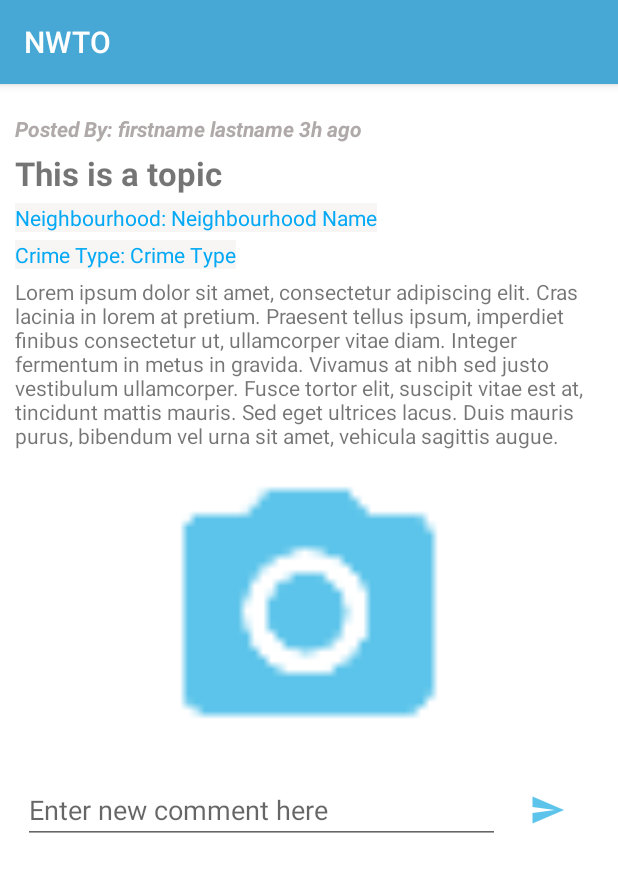
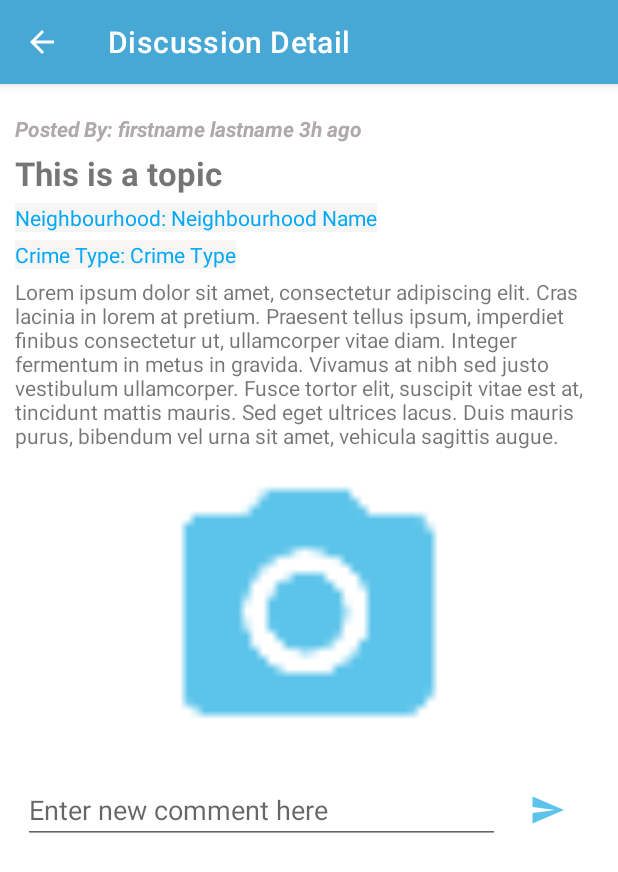
Before and after one commit to heatherwang39/NWTO, an Android app: the DiscussionDetailActivity screen opened directly, with no data from a screen before it, on a phone screen of 412 x 824 dp. Shown: the top 872 px of the screen. Run offline under Robolectric (Android 15) with nearby library versions, the phone set to English and light mode, and no system bars; our stand-ins replace Firebase (no records; nobody signed in at launch, a user with empty details on screens opened directly), Picasso; pictures from the network do not load.

Commit message:
Add Discussion Detail Activity.

```diff
--- a/app/src/main/AndroidManifest.xml
+++ b/app/src/main/AndroidManifest.xml
@@ -17,7 +17,9 @@
         android:roundIcon="@mipmap/ic_launcher_round"
         android:supportsRtl="true"
         android:theme="@style/AppTheme">
-        <activity android:name=".DiscussionDetailActivity"></activity>
+        <activity android:name=".DiscussionDetailActivity"
+            android:label="Discussion Detail"
+            android:parentActivityName=".DiscussionActivity"/>
         <activity
             android:name=".DiscussionActivity"
             android:label="Discussion Board"
--- a/app/src/main/java/com/example/nwto/DiscussionActivity.java
+++ b/app/src/main/java/com/example/nwto/DiscussionActivity.java
@@ -50,7 +50,7 @@ public class DiscussionActivity extends AppCompatActivity {
 
         // Display the neighbourhood page when first open the discussion page
         getSupportFragmentManager().beginTransaction().replace(R.id.fragment_container,
-                new DiscussionNeighbourhoodFragment()).commit();
+                new DiscussionTorontoFragment()).commit();
     }
 
     private BottomNavigationView.OnNavigationItemSelectedListener navListener =
--- a/app/src/main/java/com/example/nwto/DiscussionDetailActivity.java
+++ b/app/src/main/java/com/example/nwto/DiscussionDetailActivity.java
@@ -1,14 +1,73 @@
 package com.example.nwto;
 
+import androidx.appcompat.app.ActionBar;
 import androidx.appcompat.app.AppCompatActivity;
 
+import android.graphics.Bitmap;
+import android.net.Uri;
 import android.os.Bundle;
+import android.util.Log;
+import android.widget.Button;
+import android.widget.CheckBox;
+import android.widget.EditText;
+import android.widget.ImageView;
+import android.widget.Spinner;
+import android.widget.TextView;
+
+import com.google.firebase.firestore.FirebaseFirestore;
+import com.google.firebase.storage.FirebaseStorage;
+import com.squareup.picasso.Picasso;
 
 public class DiscussionDetailActivity extends AppCompatActivity {
+    private FirebaseFirestore db;
+    private FirebaseStorage storage;
+
+    private static final String TAG = "Discussion Detail";
+
+    private TextView mTextNameAndTime, mTextTopic, mTextContent, mTextNeighbourhood, mTextCrimeType;
+    private ImageView mImagePostPic;
+    private EditText mEditComment;
+    private ImageView mButtonSendComment;
+
 
     @Override
     protected void onCreate(Bundle savedInstanceState) {
         super.onCreate(savedInstanceState);
         setContentView(R.layout.activity_discussion_detail);
+
+        // Initialize Cloud FireStore
+        db = FirebaseFirestore.getInstance();
+
+        mTextNameAndTime = (TextView) findViewById(R.id.text_name_and_time);
+        mTextTopic = (TextView) findViewById(R.id.text_topic);
+        mTextContent = (TextView) findViewById(R.id.text_content);
+        mTextNeighbourhood = (TextView) findViewById(R.id.text_neighbourhood);
+        mTextCrimeType = (TextView) findViewById(R.id.text_crime_type);
+        mImagePostPic = (ImageView) findViewById(R.id.image_post_pic);
+        mEditComment = (EditText) findViewById(R.id.edit_comment);
+        mButtonSendComment = (ImageView) findViewById(R.id.button_send_comment);
+
+        //show post info
+        if (getIntent().hasExtra("nameAndTime")) {
+            mTextNameAndTime.setText("Posted by: " + getIntent().getStringExtra("nameAndTime") + " ago");
+        }
+        if (getIntent().hasExtra("topic")) {
+            mTextTopic.setText(getIntent().getStringExtra("topic"));
+        }
+        if (getIntent().hasExtra("content")) {
+            mTextContent.setText(getIntent().getStringExtra("content"));
+        }
+        if (getIntent().hasExtra("neighbourhood")) {
+            mTextNeighbourhood.setText("Neighbourhood: " + getIntent().getStringExtra("neighbourhood"));
+        }
+        if (getIntent().hasExtra("crimeType")) {
+            mTextCrimeType.setText("Crime Type: " + getIntent().getStringExtra("crimeType"));
+        }
+
+        if (getIntent().hasExtra("postPic")) {
+            Picasso.get().load(getIntent().getStringExtra("postPic")).into(mImagePostPic);
+        }
+
+
     }
 }
--- a/app/src/main/res/layout/activity_discussion_detail.xml
+++ b/app/src/main/res/layout/activity_discussion_detail.xml
@@ -14,7 +14,7 @@
         android:orientation="vertical">
 
         <TextView
-            android:id="@+id/text_fullname_and_time"
+            android:id="@+id/text_name_and_time"
             android:layout_width="wrap_content"
             android:layout_height="wrap_content"
             android:layout_marginTop="10dp"
--- a/app/src/main/res/layout/custom_layout_discussion.xml
+++ b/app/src/main/res/layout/custom_layout_discussion.xml
@@ -1,5 +1,7 @@
 <?xml version="1.0" encoding="utf-8"?>
-<androidx.cardview.widget.CardView xmlns:android="http://schemas.android.com/apk/res/android"
+<androidx.cardview.widget.CardView
+    android:id="@+id/card_discussion_post"
+    xmlns:android="http://schemas.android.com/apk/res/android"
     xmlns:app="http://schemas.android.com/apk/res-auto"
     android:layout_width="match_parent"
     android:layout_height="wrap_content"
```
Also changed, not shown: app/src/main/java/com/example/nwto/adapter/PostAdapter.java (+20 -13 lines).
